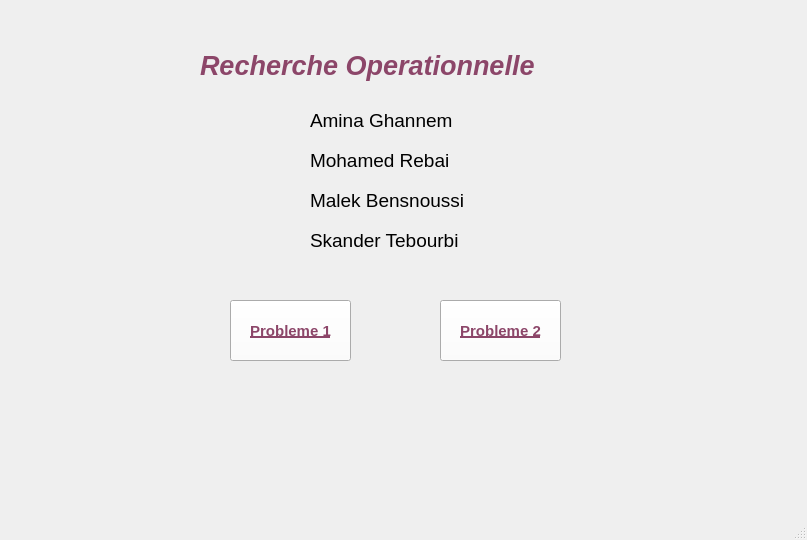
Qt form Interfaces/form.ui (MohamedRebai41/Operations_Research_Project) before a commit.
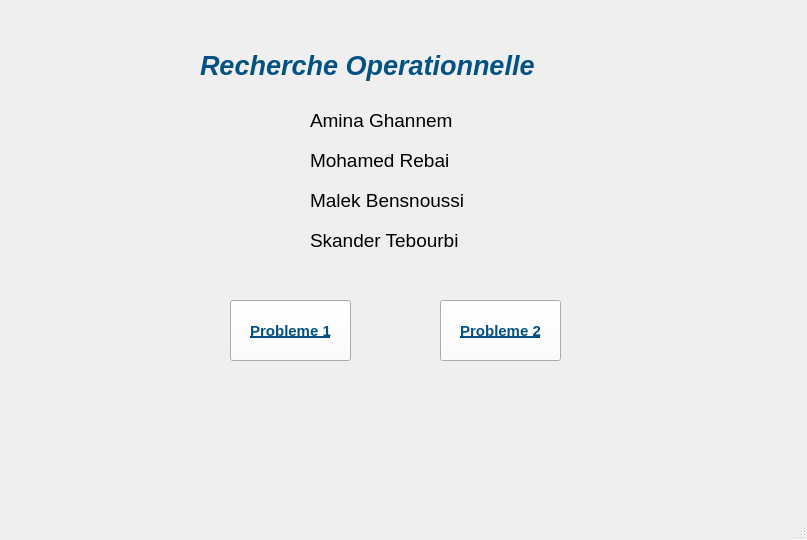
The same form after that commit.

What changed in the file:
```diff
--- a/Interfaces/form.ui
+++ b/Interfaces/form.ui
@@ -25,9 +25,18 @@
      <colorrole role="ButtonText">
       <brush brushstyle="SolidPattern">
        <color alpha="255">
-        <red>140</red>
-        <green>70</green>
-        <blue>105</blue>
+        <red>3</red>
+        <green>82</green>
+        <blue>131</blue>
+       </color>
+      </brush>
+     </colorrole>
+     <colorrole role="Highlight">
+      <brush brushstyle="SolidPattern">
+       <color alpha="255">
+        <red>3</red>
+        <green>82</green>
+        <blue>131</blue>
        </color>
       </brush>
      </colorrole>
@@ -45,9 +54,18 @@
      <colorrole role="ButtonText">
       <brush brushstyle="SolidPattern">
        <color alpha="255">
-        <red>140</red>
-        <green>70</green>
-        <blue>105</blue>
+        <red>3</red>
+        <green>82</green>
+        <blue>131</blue>
+       </color>
+      </brush>
+     </colorrole>
+     <colorrole role="Highlight">
+      <brush brushstyle="SolidPattern">
+       <color alpha="255">
+        <red>3</red>
+        <green>82</green>
+        <blue>131</blue>
        </color>
       </brush>
      </colorrole>
@@ -127,18 +145,18 @@
        <colorrole role="WindowText">
         <brush brushstyle="SolidPattern">
          <color alpha="255">
-          <red>140</red>
-          <green>70</green>
-          <blue>105</blue>
+          <red>3</red>
+          <green>82</green>
+          <blue>131</blue>
          </color>
         </brush>
        </colorrole>
        <colorrole role="Text">
         <brush brushstyle="SolidPattern">
          <color alpha="255">
-          <red>140</red>
-          <green>70</green>
-          <blue>105</blue>
+          <red>3</red>
+          <green>82</green>
+          <blue>131</blue>
          </color>
         </brush>
        </colorrole>
@@ -147,18 +165,18 @@
        <colorrole role="WindowText">
         <brush brushstyle="SolidPattern">
          <color alpha="255">
-          <red>140</red>
-          <green>70</green>
-          <blue>105</blue>
+          <red>3</red>
+          <green>82</green>
+          <blue>131</blue>
          </color>
         </brush>
        </colorrole>
        <colorrole role="Text">
         <brush brushstyle="SolidPattern">
          <color alpha="255">
-          <red>140</red>
-          <green>70</green>
-          <blue>105</blue>
+          <red>3</red>
+          <green>82</green>
+          <blue>131</blue>
          </color>
         </brush>
        </colorrole>
```
